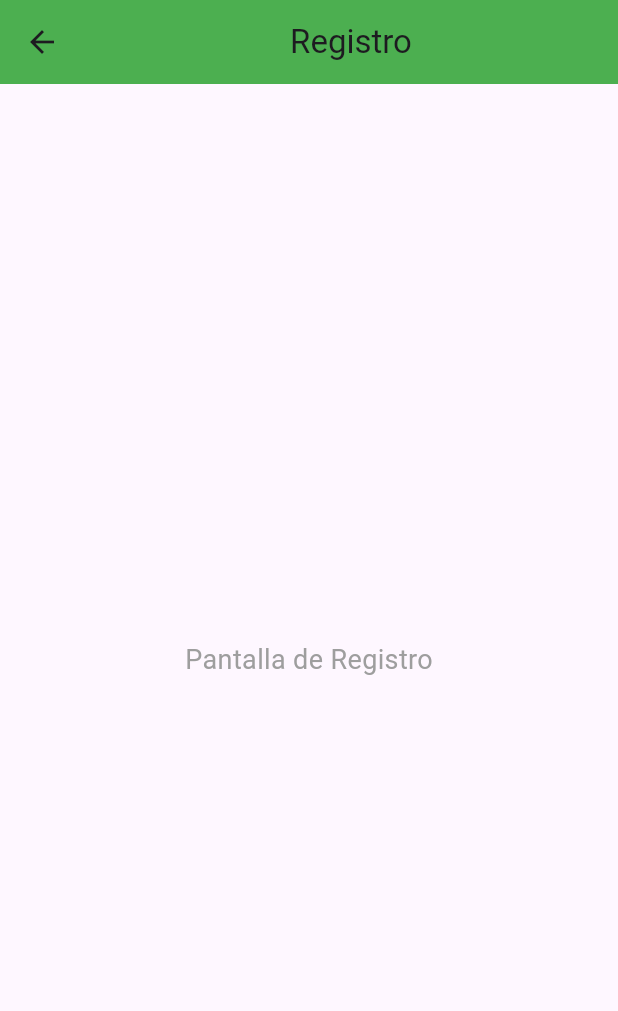
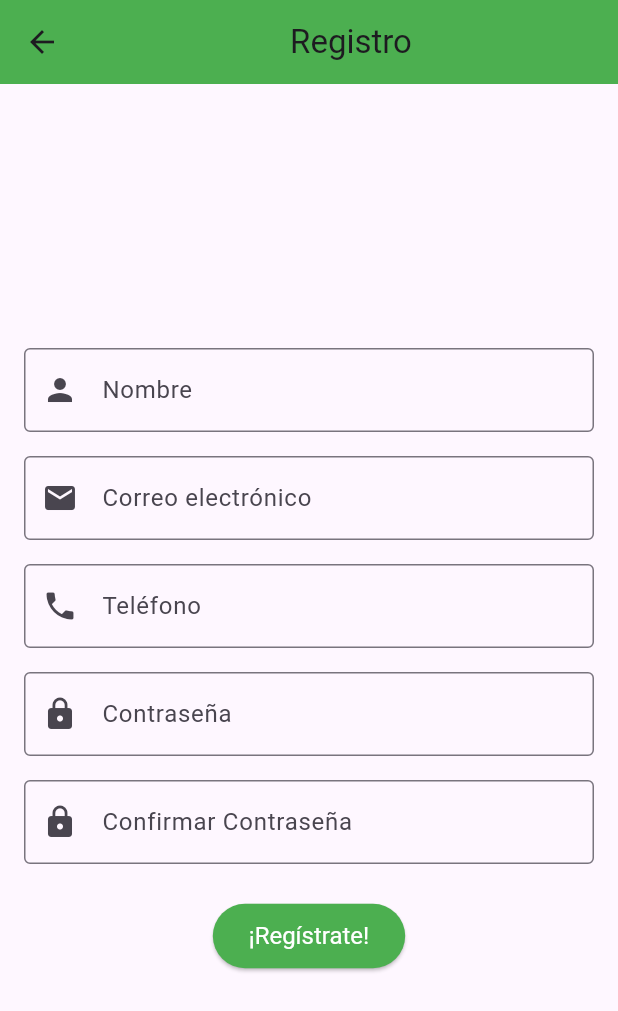
Before and after one commit to Jreycruz/tarea2.2, a Flutter app: the RegisterPage screen opened by its route, on a phone screen of 412 x 824 dp. Shown: the top 1011 px of the screen. Run offline on Flutter 3.47's test engine with Material 3 defaults, Android fonts, the phone set to English and light mode, and no system bars.

Commit message:
new commit

```diff
--- a/lib/pantallas/register_page.dart
+++ b/lib/pantallas/register_page.dart
@@ -1,6 +1,12 @@
 import 'package:flutter/material.dart';
 
 class RegisterPage extends StatelessWidget {
+  final TextEditingController nameController = TextEditingController();
+  final TextEditingController emailController = TextEditingController();
+  final TextEditingController phoneController = TextEditingController();
+  final TextEditingController passwordController = TextEditingController();
+  final TextEditingController confirmPasswordController = TextEditingController();
+
   @override
   Widget build(BuildContext context) {
     return Scaffold(
@@ -8,10 +14,71 @@ class RegisterPage extends StatelessWidget {
         title: Center(child: Text('Registro')),
         backgroundColor: Colors.green,
       ),
-      body: Center(
-        child: Text(
-          'Pantalla de Registro',
-          style: TextStyle(fontSize: 18, color: Colors.grey),
+      body: Padding(
+        padding: const EdgeInsets.all(16.0),
+        child: Column(
+          mainAxisAlignment: MainAxisAlignment.center,
+          children: [
+            TextField(
+              controller: nameController,
+              decoration: InputDecoration(
+                labelText: 'Nombre',
+                border: OutlineInputBorder(),
+                prefixIcon: Icon(Icons.person),
+              ),
+            ),
+            SizedBox(height: 16),
+            TextField(
+              controller: emailController,
+              keyboardType: TextInputType.emailAddress,
+              decoration: InputDecoration(
+                labelText: 'Correo electrónico',
+                border: OutlineInputBorder(),
+                prefixIcon: Icon(Icons.email),
+              ),
+            ),
+            SizedBox(height: 16),
+            TextField(
+              controller: phoneController,
+              keyboardType: TextInputType.phone,
+              decoration: InputDecoration(
+                labelText: 'Teléfono',
+                border: OutlineInputBorder(),
+                prefixIcon: Icon(Icons.phone),
+              ),
+            ),
+            SizedBox(height: 16),
+            TextField(
+              controller: passwordController,
+              obscureText: true,
+              decoration: InputDecoration(
+                labelText: 'Contraseña',
+                border: OutlineInputBorder(),
+                prefixIcon: Icon(Icons.lock),
+              ),
+            ),
+            SizedBox(height: 16),
+            TextField(
+              controller: confirmPasswordController,
+              obscureText: true,
+              decoration: InputDecoration(
+                labelText: 'Confirmar Contraseña',
+                border: OutlineInputBorder(),
+                prefixIcon: Icon(Icons.lock),
+              ),
+            ),
+            SizedBox(height: 24),
+            ElevatedButton(
+              onPressed: () {},
+              style: ElevatedButton.styleFrom(
+                backgroundColor: Colors.green,
+                foregroundColor: Colors.white,
+                padding: EdgeInsets.symmetric(horizontal: 24, vertical: 12),
+                textStyle: TextStyle(fontSize: 16),
+              ),
+              child: Text('¡Regístrate!'),
+            ),
+          ],
         ),
       ),
     );
```
